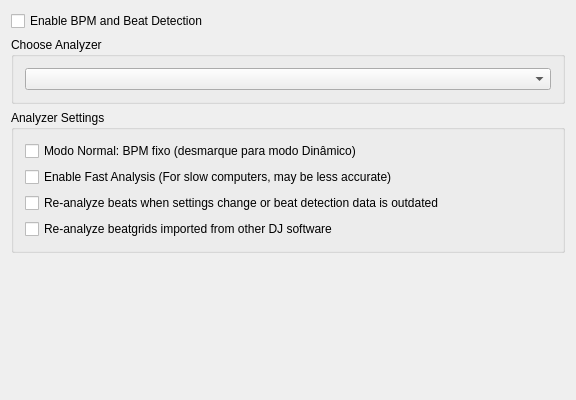
This is src/preferences/dialog/dlgprefbeatsdlg.ui in Thiagovilela2001/VILELABOX as Qt 5 draws it before an edit. The edited form follows.
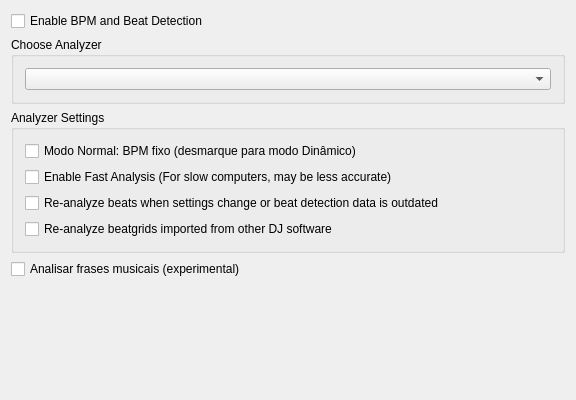
This is the edited form.

Commit message: Phase 1: analyze, cache and display musical phrases with opt-in PhraseSync

Diff of the .ui file:
```diff
--- a/src/preferences/dialog/dlgprefbeatsdlg.ui
+++ b/src/preferences/dialog/dlgprefbeatsdlg.ui
@@ -25,7 +25,12 @@
      </property>
     </widget>
    </item>
-   <item row="5" column="0">
+   <item row="4" column="0">
+    <widget class="QCheckBox" name="checkBoxAnalyzePhrases">
+     <property name="text"><string>Analisar frases musicais (experimental)</string></property>
+    </widget>
+   </item>
+   <item row="7" column="0">
     <spacer name="verticalSpacer">
      <property name="orientation">
       <enum>Qt::Vertical</enum>
```
The commit also changes 37 other files.
